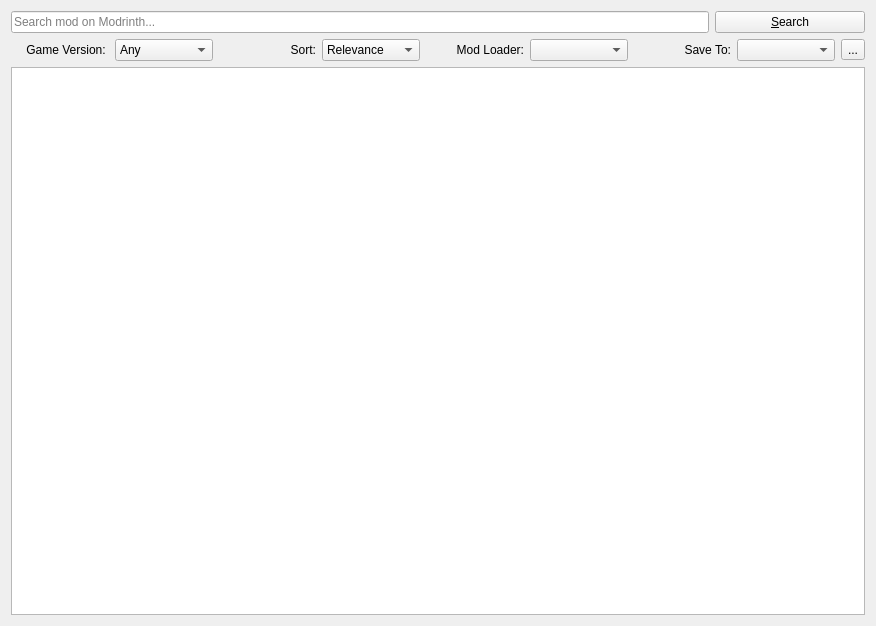
Qt form src/ui/modrinth/modrinthmodbrowser.ui (kaniol-lck/modmanager) before a commit.
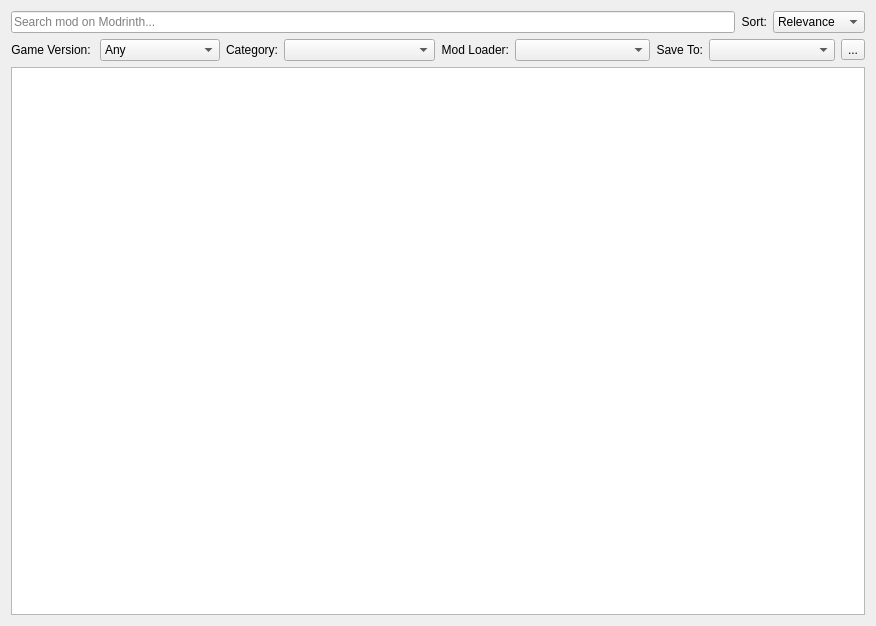
The same form after that commit. Icons and pictures are not drawn.

```diff
--- a/src/ui/modrinth/modrinthmodbrowser.ui
+++ b/src/ui/modrinth/modrinthmodbrowser.ui
@@ -14,7 +14,47 @@
    <string>Form</string>
   </property>
   <layout class="QGridLayout" name="gridLayout">
-   <item row="0" column="0">
+   <item row="1" column="2">
+    <layout class="QHBoxLayout" name="horizontalLayout_4">
+     <item>
+      <widget class="QLabel" name="label_3">
+       <property name="sizePolicy">
+        <sizepolicy hsizetype="Minimum" vsizetype="Preferred">
+         <horstretch>0</horstretch>
+         <verstretch>0</verstretch>
+        </sizepolicy>
+       </property>
+       <property name="text">
+        <string>Mod Loader:</string>
+       </property>
+       <property name="alignment">
+        <set>Qt::AlignRight|Qt::AlignTrailing|Qt::AlignVCenter</set>
+       </property>
+       <property name="buddy">
+        <cstring>loaderSelect</cstring>
+       </property>
+      </widget>
+     </item>
+     <item>
+      <widget class="QComboBox" name="loaderSelect">
+       <property name="sizePolicy">
+        <sizepolicy hsizetype="Expanding" vsizetype="Fixed">
+         <horstretch>0</horstretch>
+         <verstretch>0</verstretch>
+        </sizepolicy>
+       </property>
+      </widget>
+     </item>
+    </layout>
+   </item>
+   <item row="2" column="0" colspan="4">
+    <widget class="QListWidget" name="modListWidget">
+     <property name="verticalScrollMode">
+      <enum>QAbstractItemView::ScrollPerPixel</enum>
+     </property>
+    </widget>
+   </item>
+   <item row="0" column="0" colspan="4">
     <layout class="QHBoxLayout" name="horizontalLayout">
      <item>
       <widget class="QLineEdit" name="searchText">
@@ -27,57 +67,6 @@
       </widget>
      </item>
      <item>
-      <widget class="QPushButton" name="searchButton">
-       <property name="sizePolicy">
-        <sizepolicy hsizetype="Fixed" vsizetype="Fixed">
-         <horstretch>0</horstretch>
-         <verstretch>0</verstretch>
-        </sizepolicy>
-       </property>
-       <property name="minimumSize">
-        <size>
-         <width>150</width>
-         <height>0</height>
-        </size>
-       </property>
-       <property name="maximumSize">
-        <size>
-         <width>150</width>
-         <height>16777215</height>
-        </size>
-       </property>
-       <property name="text">
-        <string>&amp;Search</string>
-       </property>
-      </widget>
-     </item>
-    </layout>
-   </item>
-   <item row="1" column="0">
-    <layout class="QHBoxLayout" name="horizontalLayout_2">
-     <item>
-      <widget class="QLabel" name="label">
-       <property name="text">
-        <string>Game Version: </string>
-       </property>
-       <property name="alignment">
-        <set>Qt::AlignRight|Qt::AlignTrailing|Qt::AlignVCenter</set>
-       </property>
-       <property name="buddy">
-        <cstring>versionSelect</cstring>
-       </property>
-      </widget>
-     </item>
-     <item>
-      <widget class="QComboBox" name="versionSelect">
-       <item>
-        <property name="text">
-         <string>Any</string>
-        </property>
-       </item>
-      </widget>
-     </item>
-     <item>
       <widget class="QLabel" name="label_2">
        <property name="text">
         <string>Sort:</string>
@@ -114,24 +103,18 @@
        </item>
       </widget>
      </item>
-     <item>
-      <widget class="QLabel" name="label_3">
-       <property name="text">
-        <string>Mod Loader:</string>
-       </property>
-       <property name="alignment">
-        <set>Qt::AlignRight|Qt::AlignTrailing|Qt::AlignVCenter</set>
-       </property>
-       <property name="buddy">
-        <cstring>loaderSelect</cstring>
-       </property>
-      </widget>
-     </item>
-     <item>
-      <widget class="QComboBox" name="loaderSelect"/>
-     </item>
+    </layout>
+   </item>
+   <item row="1" column="3">
+    <layout class="QHBoxLayout" name="horizontalLayout_5">
      <item>
       <widget class="QLabel" name="label_4">
+       <property name="sizePolicy">
+        <sizepolicy hsizetype="Minimum" vsizetype="Preferred">
+         <horstretch>0</horstretch>
+         <verstretch>0</verstretch>
+        </sizepolicy>
+       </property>
        <property name="text">
         <string>Save To:</string>
        </property>
@@ -141,7 +124,14 @@
       </widget>
      </item>
      <item>
-      <widget class="QComboBox" name="downloadPathSelect"/>
+      <widget class="QComboBox" name="downloadPathSelect">
+       <property name="sizePolicy">
+        <sizepolicy hsizetype="Expanding" vsizetype="Fixed">
+         <horstretch>0</horstretch>
+         <verstretch>0</verstretch>
+        </sizepolicy>
+       </property>
+      </widget>
      </item>
      <item>
       <widget class="QToolButton" name="openFolderButton">
@@ -156,12 +146,76 @@
      </item>
     </layout>
    </item>
-   <item row="2" column="0">
-    <widget class="QListWidget" name="modListWidget">
-     <property name="verticalScrollMode">
-      <enum>QAbstractItemView::ScrollPerPixel</enum>
-     </property>
-    </widget>
+   <item row="1" column="1">
+    <layout class="QHBoxLayout" name="horizontalLayout_3">
+     <item>
+      <widget class="QLabel" name="label_5">
+       <property name="sizePolicy">
+        <sizepolicy hsizetype="Minimum" vsizetype="Preferred">
+         <horstretch>0</horstretch>
+         <verstretch>0</verstretch>
+        </sizepolicy>
+       </property>
+       <property name="text">
+        <string>Category:</string>
+       </property>
+       <property name="alignment">
+        <set>Qt::AlignRight|Qt::AlignTrailing|Qt::AlignVCenter</set>
+       </property>
+       <property name="buddy">
+        <cstring>categorySelect</cstring>
+       </property>
+      </widget>
+     </item>
+     <item>
+      <widget class="QComboBox" name="categorySelect">
+       <property name="sizePolicy">
+        <sizepolicy hsizetype="Expanding" vsizetype="Fixed">
+         <horstretch>0</horstretch>
+         <verstretch>0</verstretch>
+        </sizepolicy>
+       </property>
+      </widget>
+     </item>
+    </layout>
+   </item>
+   <item row="1" column="0">
+    <layout class="QHBoxLayout" name="horizontalLayout_2">
+     <item>
+      <widget class="QLabel" name="label">
+       <property name="sizePolicy">
+        <sizepolicy hsizetype="Minimum" vsizetype="Preferred">
+         <horstretch>0</horstretch>
+         <verstretch>0</verstretch>
+        </sizepolicy>
+       </property>
+       <property name="text">
+        <string>Game Version: </string>
+       </property>
+       <property name="alignment">
+        <set>Qt::AlignRight|Qt::AlignTrailing|Qt::AlignVCenter</set>
+       </property>
+       <property name="buddy">
+        <cstring>versionSelect</cstring>
+       </property>
+      </widget>
+     </item>
+     <item>
+      <widget class="QComboBox" name="versionSelect">
+       <property name="sizePolicy">
+        <sizepolicy hsizetype="Expanding" vsizetype="Fixed">
+         <horstretch>0</horstretch>
+         <verstretch>0</verstretch>
+        </sizepolicy>
+       </property>
+       <item>
+        <property name="text">
+         <string>Any</string>
+        </property>
+       </item>
+      </widget>
+     </item>
+    </layout>
    </item>
   </layout>
  </widget>
```
Left out of the diff: 22 changed lines with no effect on the pictures.
